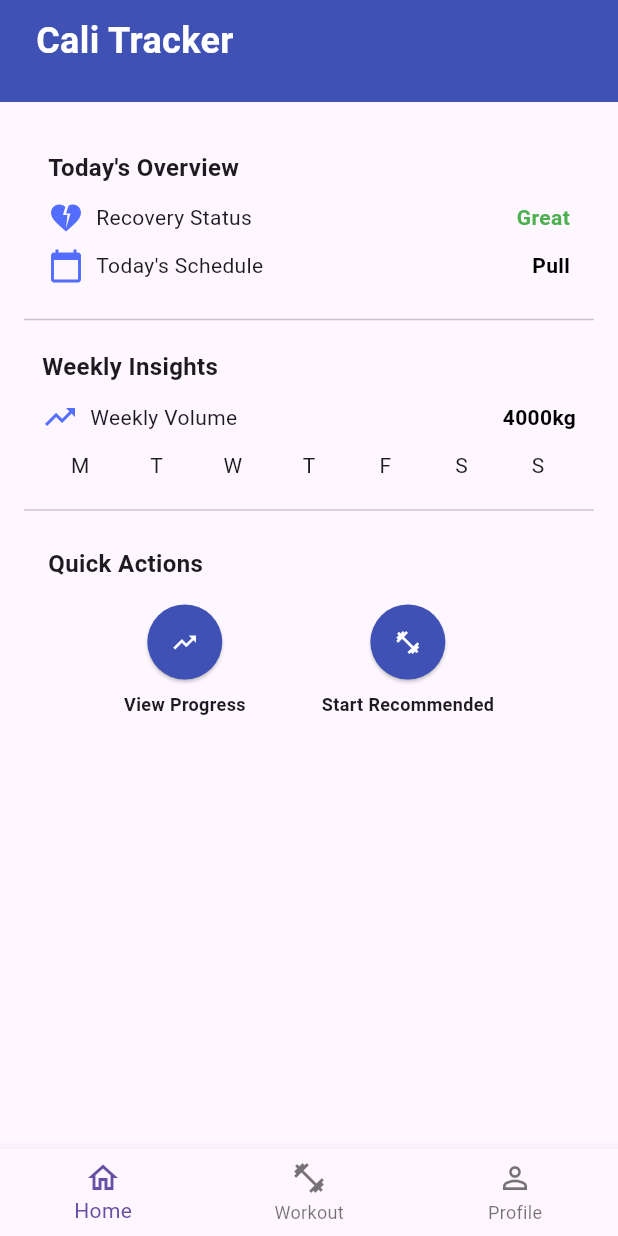
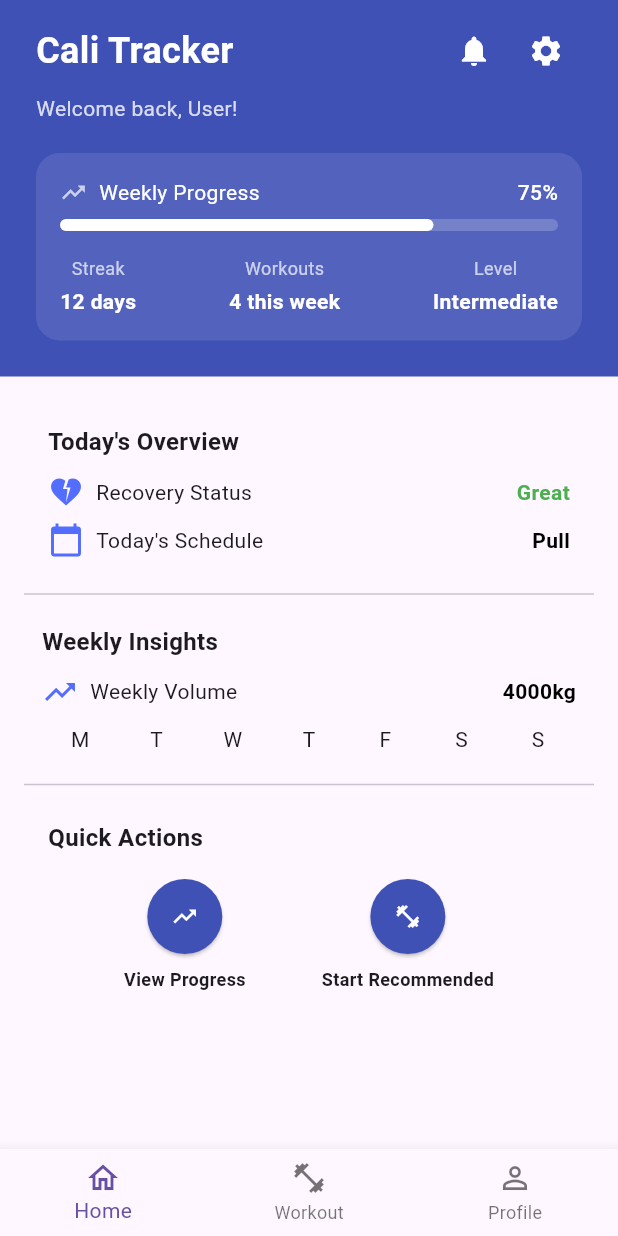
Before and after one commit to bengotts03/CalisthenicsTracker, a Flutter app: the screen it shows after launch, on a phone screen of 412 x 824 dp. Run offline on Flutter 3.47's test engine with Material 3 defaults, Android fonts, the phone set to English and light mode, and no system bars; our stand-ins replace auto_route, cloud_firestore, firebase_auth, firebase_core; missing offline and left inert: firebase_ui_auth, firebase_ui_oauth_google; accounts and stored records are empty.

Commit message:
Refactor: Improve AppBar Content Management and Add Workout Browse Feature
- Added `AppBarContentProvider` interface for better flexibility in providing AppBar content.
- Implemented a dynamic AppBar content system in `MainScreen` that determines the deepest route and fetches associated content.
- Modified `HomeScreen` to use `AppBarContentProvider` for AppBar content.
- Introduced `WorkoutBrowseScreen` for browsing workouts.
- Added `WorkoutBrowseRoute` for navigating to the workout browse screen.
- Updated `WorkoutScreen` to include a "Browse" button that navigates to `WorkoutBrowseRoute`.
- Modified the router configuration to include nested routes for `WorkoutRoute` and `WorkoutBrowseRoute`.

```diff
--- a/lib/router/router.dart
+++ b/lib/router/router.dart
@@ -3,6 +3,7 @@ import 'package:calisthenics_gym_app/ui/features/feature_auth/auth_gate.dart';
 import 'package:calisthenics_gym_app/ui/features/feature_home/home_screen.dart';
 import 'package:calisthenics_gym_app/ui/features/feature_profile/profile_screen.dart';
 import 'package:calisthenics_gym_app/ui/features/feature_workout/workout_screen.dart';
+import 'package:calisthenics_gym_app/ui/features/feature_browse/browse_screen.dart';
 import 'package:calisthenics_gym_app/ui/features/feature_main/main_screen.dart';
 
 part 'router.gr.dart';
@@ -15,8 +16,10 @@ class AppRouter extends RootStackRouter {
         page: MainRoute.page,
         initial: true,
         children: [
-          AutoRoute(page: HomeRoute.page, path: 'home', initial: true),
-          AutoRoute(page: WorkoutRoute.page, path: 'workout'),
+          AutoRoute(page: HomeRoute.page, path: 'home'),
+          AutoRoute(page: WorkoutRoute.page, path: 'workout', children: [
+            AutoRoute(page: WorkoutBrowseRoute.page, path: 'browse'),
+          ]),
           AutoRoute(page: ProfileRoute.page, path: 'profile'),
         ]
     ),
--- /dev/null
+++ b/lib/ui/core/shared_widgets/appbar/appbar_content_provider.dart
@@ -0,0 +1,8 @@
+import 'package:flutter/material.dart';
+
+mixin AppBarContentProvider{
+  Widget? buildAppBarExtraContent(BuildContext context);
+  String getAppBarTitle();
+  String getAppBarSubtitle();
+  List<Widget> getAppBarActions();
+}
--- a/lib/ui/core/shared_widgets/appbar/appbar_content_widget.dart
+++ /dev/null
@@ -1,29 +0,0 @@
-import 'package:flutter/material.dart';
-
-class AppBarContentWidget extends InheritedWidget {
-  final String title;
-  final String subtitle;
-  final List<Widget> actions;
-  final Widget? extraContent;
-
-  const AppBarContentWidget({
-    required this.title,
-    this.subtitle = '',
-    this.actions = const [],
-    this.extraContent,
-    required Widget child,
-    Key? key,
-  }) : super(key: key, child: child);
-
-  static AppBarContentWidget? of(BuildContext context) {
-    return context.dependOnInheritedWidgetOfExactType<AppBarContentWidget>();
-  }
-
-  @override
-  bool updateShouldNotify(AppBarContentWidget oldWidget) {
-    return title != oldWidget.title ||
-        subtitle != oldWidget.subtitle ||
-        actions.length != oldWidget.actions.length ||
-        extraContent != oldWidget.extraContent;
-  }
-}
--- a/lib/ui/features/feature_browse/browse_screen.dart
+++ b/lib/ui/features/feature_browse/browse_screen.dart
@@ -1,7 +1,9 @@
+import 'package:auto_route/annotations.dart';
 import 'package:flutter/material.dart';
 
-class BrowseScreen extends StatelessWidget {
-  const BrowseScreen({super.key});
+@RoutePage()
+class WorkoutBrowseScreen extends StatelessWidget {
+  const WorkoutBrowseScreen({super.key});
 
   @override
   Widget build(BuildContext context) {
--- a/lib/ui/features/feature_home/home_screen.dart
+++ b/lib/ui/features/feature_home/home_screen.dart
@@ -1,52 +1,24 @@
 import 'package:auto_route/annotations.dart';
-import 'package:calisthenics_gym_app/ui/core/shared_widgets/appbar/appbar_content_widget.dart';
+import 'package:calisthenics_gym_app/ui/core/shared_widgets/appbar/appbar_content_provider.dart';
 import 'package:firebase_auth/firebase_auth.dart';
 import 'package:flutter/material.dart';
 
-class WorkoutHistoryModel {
-  final String title;
-  final String description;
-  final Duration duration;
-  //final Exercise[] exercisesInWorkout;
-
-  WorkoutHistoryModel(this.title, this.description, this.duration);
-}
-class WorkoutHistoryElement extends StatelessWidget {
-  String workoutTitle = '';
-  String workoutDescription = '';
-
-  WorkoutHistoryElement({super.key});
-
-  @override
-  Widget build(BuildContext context) {
-    return Card(
-      child: ListTile(
-        leading: Icon(Icons.fitness_center),
-        trailing: Icon(Icons.more_vert),
-        title: Text(workoutTitle),
-        subtitle: Text(workoutDescription),
-        isThreeLine: true,
-      ),
-    );
-  }
-}
-
 @RoutePage()
-class HomeScreen extends StatelessWidget {
+class HomeScreen extends StatelessWidget implements AppBarContentProvider {
   const HomeScreen({super.key});
 
   @override
   Widget build(BuildContext context) {
-    return AppBarContentWidget(
-      title: "Cali Tracker",
-      subtitle: _buildWelcomeMessage(),
-      actions: _buildAppBarActions(),
-      extraContent: _BuildWorkoutProgress(),
-      child: _BuildBody(),
-    );
+    return _BuildBody();
   }
 
-  List<Widget> _buildAppBarActions() {
+  @override
+  Widget? buildAppBarExtraContent(BuildContext context) {
+    return _BuildWorkoutProgress();
+  }
+
+  @override
+  List<Widget> getAppBarActions() {
     return [
       IconButton(
         icon: const Icon(Icons.notifications, color: Colors.white),
@@ -62,9 +34,16 @@ class HomeScreen extends StatelessWidget {
       )
     ];
   }
-  String _buildWelcomeMessage() {
+
+  @override
+  String getAppBarSubtitle() {
     final user = FirebaseAuth.instance.currentUser;
     return 'Welcome back, ${user?.displayName ?? 'User'}!';
+  }
+
+  @override
+  String getAppBarTitle() {
+    return "Cali Tracker";
   }
 }
 
--- a/lib/ui/features/feature_main/main_screen.dart
+++ b/lib/ui/features/feature_main/main_screen.dart
@@ -1,5 +1,6 @@
-import 'package:calisthenics_gym_app/ui/core/shared_widgets/appbar/appbar_content_widget.dart';
+import 'package:calisthenics_gym_app/ui/core/shared_widgets/appbar/appbar_content_provider.dart';
 import 'package:calisthenics_gym_app/ui/core/shared_widgets/appbar/calitracker_appbar.dart';
+import 'package:calisthenics_gym_app/ui/features/feature_home/home_screen.dart';
 import 'package:flutter/material.dart';
 import 'package:auto_route/auto_route.dart';
 import 'package:calisthenics_gym_app/router/router.dart';
@@ -17,17 +18,43 @@ class MainScreen extends StatelessWidget {
       builder: (context, child, controller) {
         return Scaffold(
           body: Builder(
-            builder: (childContext) {
-              final appBarContent = AppBarContentWidget.of(childContext);
-              final tabsRouter = AutoTabsRouter.of(context);
+            builder: (childContext) {final tabsRouter = AutoTabsRouter.of(context);
+
+              // 1. Get the currently active child router for the selected tab
+              final currentChildRouter = tabsRouter.innerRouterOf<StackRouter>(
+                tabsRouter.current.name,
+              );
+
+              // 2. Recursively find the deepest route
+              RouteData? getDeepestRoute(StackRouter router) {
+                var current = router;
+                while (current.currentChild is StackRouter) {
+                  current = current.currentChild as StackRouter;
+                }
+                return current.topRoute;
+              }
+
+              final deepestRoute = currentChildRouter != null
+                  ? getDeepestRoute(currentChildRouter)
+                  : tabsRouter.topRoute;
+
+              AppBarContentProvider? appBarContent;
+
+              switch (deepestRoute?.name) {
+                case 'HomeRoute':
+                  appBarContent = HomeScreen() as AppBarContentProvider;
+                  break;
+              }
+
+              debugPrint('Deepest route: ${deepestRoute?.name}');
 
               return Column(
                 children: [
                   CaliTrackerAppBar(
-                    title: appBarContent?.title ?? 'Cali Tracker',
-                    subtitle: appBarContent?.subtitle ?? '',
-                    actions: appBarContent?.actions ?? [],
-                    extraContent: appBarContent?.extraContent,
+                    title: appBarContent?.getAppBarTitle() ?? 'Cali Tracker',
+                    subtitle: appBarContent?.getAppBarSubtitle() ?? '',
+                    actions: appBarContent?.getAppBarActions() ?? [],
+                    extraContent: appBarContent?.buildAppBarExtraContent(context),
                     leading:
                         tabsRouter.activeIndex != 0 &&
                                 tabsRouter.activeIndex != 1 &&
--- a/lib/ui/features/feature_workout/workout_screen.dart
+++ b/lib/ui/features/feature_workout/workout_screen.dart
@@ -1,8 +1,36 @@
 import 'package:auto_route/annotations.dart';
-import 'package:calisthenics_gym_app/data/services/router_service.dart';
-import 'package:calisthenics_gym_app/main.dart';
-import 'package:calisthenics_gym_app/ui/features/feature_home/home_screen.dart';
+import 'package:auto_route/auto_route.dart';
+import 'package:calisthenics_gym_app/router/router.dart';
+import 'package:calisthenics_gym_app/ui/features/feature_browse/browse_screen.dart';
 import 'package:flutter/material.dart';
+
+class WorkoutHistoryModel {
+  final String title;
+  final String description;
+  final Duration duration;
+  //final Exercise[] exercisesInWorkout;
+
+  WorkoutHistoryModel(this.title, this.description, this.duration);
+}
+class WorkoutHistoryElement extends StatelessWidget {
+  String workoutTitle = '';
+  String workoutDescription = '';
+
+  WorkoutHistoryElement({super.key});
+
+  @override
+  Widget build(BuildContext context) {
+    return Card(
+      child: ListTile(
+        leading: Icon(Icons.fitness_center),
+        trailing: Icon(Icons.more_vert),
+        title: Text(workoutTitle),
+        subtitle: Text(workoutDescription),
+        isThreeLine: true,
+      ),
+    );
+  }
+}
 
 @RoutePage()
 class WorkoutScreen extends StatelessWidget{
@@ -19,7 +47,8 @@ class WorkoutScreen extends StatelessWidget{
   void OnClick_Browse(BuildContext context){
     //TODO: should route with id in the future instead of using the exercise name "pull-up" as the id
     //TODO: re-route so this takes you to a browser of exercises and routines
-    //context.go(AppRoutes.browse);
+    context.router.push(WorkoutBrowseRoute());
+    print("Browse");
   }
 
   @override
```
Also changed, not shown: lib/router/router.gr.dart.
